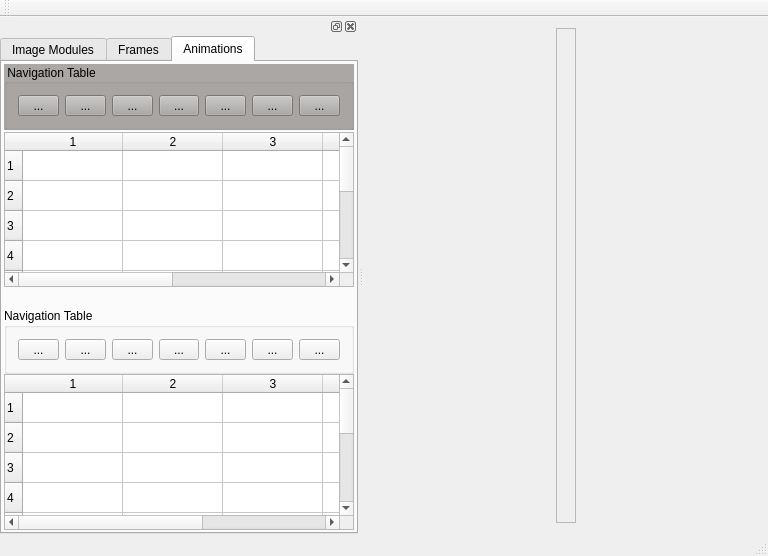
This is Xedi/Xedithor/mainwindow.ui in ancoldsun/xedithor as Qt 5 draws it before an edit. The edited form follows.
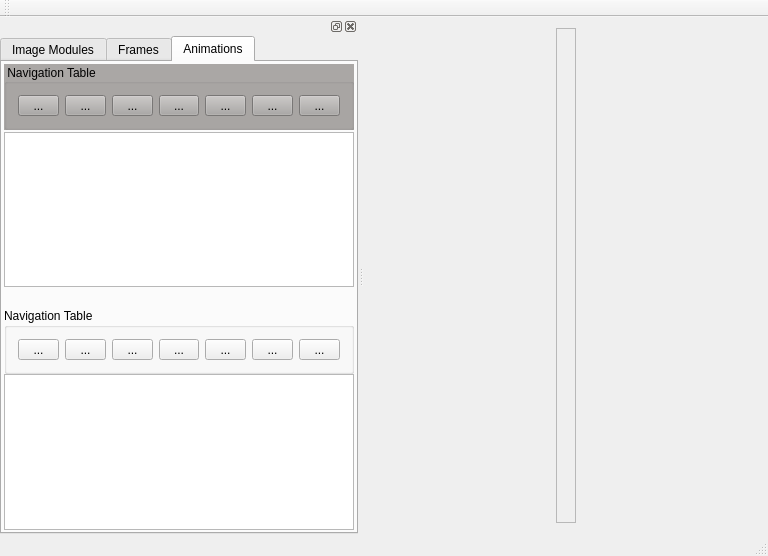
This is the edited form. The open tabs and pages were chosen to show the change. Icons and pictures are not drawn.

Diff of the .ui file:
```diff
--- a/Xedi/Xedithor/mainwindow.ui
+++ b/Xedi/Xedithor/mainwindow.ui
@@ -978,30 +978,7 @@
           </widget>
          </item>
          <item>
-          <widget class="QTableWidget" name="at_tableWidget1">
-           <property name="rowCount">
-            <number>10</number>
-           </property>
-           <property name="columnCount">
-            <number>6</number>
-           </property>
-           <row/>
-           <row/>
-           <row/>
-           <row/>
-           <row/>
-           <row/>
-           <row/>
-           <row/>
-           <row/>
-           <row/>
-           <column/>
-           <column/>
-           <column/>
-           <column/>
-           <column/>
-           <column/>
-          </widget>
+          <widget class="QTableView" name="at_tableView1"/>
          </item>
          <item>
           <widget class="QDockWidget" name="dockWidget_at">
@@ -1014,7 +991,7 @@
            <property name="minimumSize">
             <size>
              <width>350</width>
-             <height>138</height>
+             <height>199</height>
             </size>
            </property>
            <property name="layoutDirection">
@@ -1226,29 +1203,7 @@
               </widget>
              </item>
              <item>
-              <widget class="QTableWidget" name="at_tableWidget2">
-               <property name="rowCount">
-                <number>10</number>
-               </property>
-               <property name="columnCount">
-                <number>5</number>
-               </property>
-               <row/>
-               <row/>
-               <row/>
-               <row/>
-               <row/>
-               <row/>
-               <row/>
-               <row/>
-               <row/>
-               <row/>
-               <column/>
-               <column/>
-               <column/>
-               <column/>
-               <column/>
-              </widget>
+              <widget class="QTableView" name="at_tableView2"/>
              </item>
             </layout>
            </widget>
```
Left out of the diff: 55 changed lines with no effect on the pictures.
